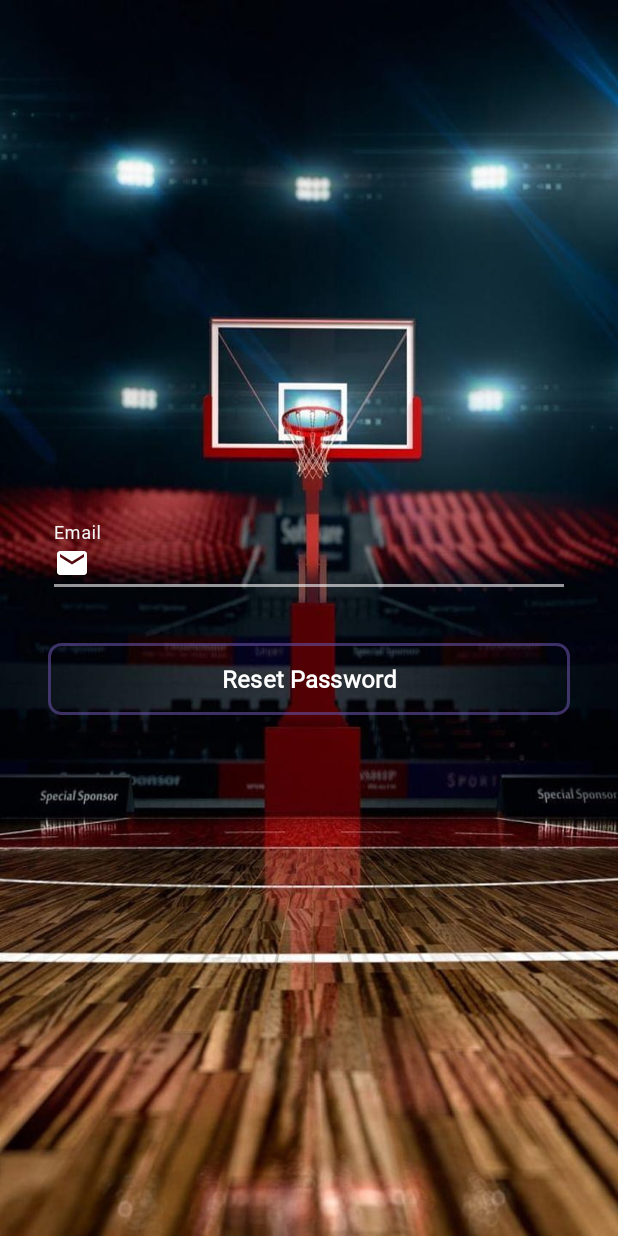
After one commit to KemasMYunus/Acro, an Android app: the LupaPasswordActivity screen opened directly, with no data from a screen before it, on a phone screen of 412 x 824 dp. The commit adds this screen. Run offline under Robolectric (Android 15) with nearby library versions, the phone set to English and light mode, and no system bars; our stand-ins replace Firebase (no records; nobody signed in at launch, a user with empty details on screens opened directly).

Commit message:
Menjalankan fitur lupa password

```diff
--- /dev/null
+++ b/app/src/main/java/com/acropora/acro/Activity/LupaPasswordActivity.kt
@@ -0,0 +1,83 @@
+package com.acropora.acro.Activity
+
+import android.annotation.SuppressLint
+import androidx.appcompat.app.AppCompatActivity
+import android.os.Bundle
+import android.text.Editable
+import android.text.TextWatcher
+import android.util.Patterns
+import android.widget.Button
+import android.widget.Toast
+import com.acropora.acro.R
+import com.google.android.material.textfield.TextInputEditText
+import com.google.android.material.textfield.TextInputLayout
+import com.google.firebase.auth.FirebaseAuth
+
+class LupaPasswordActivity : AppCompatActivity() {
+    private lateinit var tlResetPasswordEmail: TextInputLayout
+    private lateinit var etResetPasswordEmail: TextInputEditText
+    private lateinit var btnResetPassword: Button
+
+    private var auth = FirebaseAuth.getInstance()
+
+    @SuppressLint("MissingInflatedId")
+    override fun onCreate(savedInstanceState: Bundle?) {
+        super.onCreate(savedInstanceState)
+        setContentView(R.layout.activity_lupa_password)
+
+        tlResetPasswordEmail = findViewById(R.id.tlResetPasswordEmail)
+        etResetPasswordEmail = findViewById(R.id.etResetPasswordEmail)
+        btnResetPassword = findViewById(R.id.btnResetPassword)
+
+        etResetPasswordEmail.addTextChangedListener(object : TextWatcher{
+            override fun beforeTextChanged(s: CharSequence?, start: Int, count: Int, after: Int) {}
+
+            override fun onTextChanged(s: CharSequence?, start: Int, before: Int, count: Int) {}
+
+            override fun afterTextChanged(s: Editable) {
+                validateEmail(etResetPasswordEmail, tlResetPasswordEmail)
+            }
+
+        })
+
+        btnResetPassword.setOnClickListener {
+            if (validateEmail(etResetPasswordEmail, tlResetPasswordEmail))
+            {
+                processResetPassword()
+            }
+        }
+    }
+
+    private fun processResetPassword() {
+        val email = etResetPasswordEmail.text.toString().trim()
+
+        auth.sendPasswordResetEmail(email)
+            .addOnSuccessListener {
+                Toast.makeText(this, "Cek email anda", Toast.LENGTH_SHORT).show()
+            }
+            .addOnFailureListener { error ->
+                Toast.makeText(this, error.localizedMessage, Toast.LENGTH_SHORT).show()
+            }
+    }
+
+    private fun validateEmail(etResetPasswordEmail: TextInputEditText, tlResetPasswordEmail: TextInputLayout): Boolean {
+        val email = etResetPasswordEmail.text.toString().trim()
+
+        return when {
+            email.isEmpty() -> {
+                tlResetPasswordEmail.error = "Email wajib diisi"
+                false
+            }
+
+            !Patterns.EMAIL_ADDRESS.matcher(email).matches() -> {
+                tlResetPasswordEmail.error = "Format email tidak sesuai"
+                false
+            }
+
+            else -> {
+                tlResetPasswordEmail.error = null
+                true
+            }
+        }
+    }
+}
--- a/app/src/main/java/com/acropora/acro/Activity/RegisterActivity.kt
+++ b/app/src/main/java/com/acropora/acro/Activity/RegisterActivity.kt
@@ -142,7 +142,7 @@ class RegisterActivity : AppCompatActivity() {
 
                     auth.currentUser?.sendEmailVerification()
                         ?.addOnSuccessListener {
-                            Toast.makeText(this, "Silahkan vreifikasi email terlebih dahulu", Toast.LENGTH_SHORT).show()
+                            Toast.makeText(this, "Silahkan verifikasi email terlebih dahulu", Toast.LENGTH_SHORT).show()
                         }
 
                     val user = task.result.user
--- a/app/src/main/res/layout/activity_login_acivity.xml
+++ b/app/src/main/res/layout/activity_login_acivity.xml
@@ -54,7 +54,8 @@
             android:hint="Password"
             app:endIconMode="password_toggle"
             app:endIconTint="@color/white"
-            android:paddingBottom="10dp">
+            android:paddingBottom="10dp"
+            app:errorIconDrawable="@null">
 
             <com.google.android.material.textfield.TextInputEditText
                 android:id="@+id/etLoginPassword"
@@ -82,11 +83,12 @@
             android:textStyle="bold" />
 
         <TextView
+            android:id="@+id/tvLupaPassword"
             android:layout_width="match_parent"
             android:layout_height="wrap_content"
             android:layout_marginTop="16dp"
             android:fontFamily="@font/calibri"
-            android:text="Forgot Password?"
+            android:text="Lupa Password?"
             android:textColor="@color/white"
             android:textAlignment="center"
             android:textSize="16sp" />
--- /dev/null
+++ b/app/src/main/res/layout/activity_lupa_password.xml
@@ -0,0 +1,61 @@
+<?xml version="1.0" encoding="utf-8"?>
+<androidx.constraintlayout.widget.ConstraintLayout xmlns:android="http://schemas.android.com/apk/res/android"
+    xmlns:app="http://schemas.android.com/apk/res-auto"
+    xmlns:tools="http://schemas.android.com/tools"
+    android:layout_width="match_parent"
+    android:layout_height="match_parent"
+    android:background="@drawable/logregbackground"
+    tools:context=".Activity.LupaPasswordActivity">
+
+    <LinearLayout
+        android:layout_width="match_parent"
+        android:layout_height="wrap_content"
+        android:layout_alignParentBottom="true"
+        android:layout_centerHorizontal="true"
+        android:orientation="vertical"
+        android:paddingLeft="32dp"
+        android:paddingRight="32dp"
+        app:layout_constraintBottom_toBottomOf="parent"
+        app:layout_constraintStart_toStartOf="parent"
+        app:layout_constraintTop_toTopOf="parent"
+        android:gravity="center">
+
+
+        <com.google.android.material.textfield.TextInputLayout
+            android:id="@+id/tlResetPasswordEmail"
+            android:layout_width="match_parent"
+            android:layout_height="wrap_content"
+            android:textColorHint="@color/white"
+            android:theme="@style/EditScreenTextInputLayoutStyle"
+            android:hint="Email"
+            app:errorEnabled="true"
+            android:paddingBottom="10dp">
+
+            <com.google.android.material.textfield.TextInputEditText
+                android:id="@+id/etResetPasswordEmail"
+                android:layout_width="match_parent"
+                android:layout_height="match_parent"
+                android:drawableStart="@drawable/ic_email_white_24dp"
+                android:drawablePadding="16dp"
+                android:fontFamily="@font/calibri"
+                android:inputType="textEmailAddress"
+                android:maxLines="1"
+                android:textSize="16sp"
+                android:textColor="@color/white"/>
+        </com.google.android.material.textfield.TextInputLayout>
+
+        <Button
+            android:id="@+id/btnResetPassword"
+            android:layout_width="match_parent"
+            android:layout_height="wrap_content"
+            android:background="@drawable/buttonshapewhitebg"
+            android:fontFamily="@font/calibri"
+            android:text="Reset Password"
+            android:textAllCaps="false"
+            android:textColor="@color/white"
+            android:textSize="16sp"
+            android:textStyle="bold" />
+
+    </LinearLayout>
+
+</androidx.constraintlayout.widget.ConstraintLayout>
--- a/app/src/main/res/layout/activity_register.xml
+++ b/app/src/main/res/layout/activity_register.xml
@@ -76,7 +76,8 @@
             android:hint="Password"
             android:paddingBottom="10dp"
             app:endIconMode="password_toggle"
-            app:endIconTint="@color/white">
+            app:endIconTint="@color/white"
+            app:errorIconDrawable="@null">
 
             <com.google.android.material.textfield.TextInputEditText
                 android:id="@+id/etPassword"
@@ -101,7 +102,8 @@
             app:errorEnabled="true"
             android:paddingBottom="10dp"
             app:endIconMode="password_toggle"
-            app:endIconTint="@color/white">
+            app:endIconTint="@color/white"
+            app:errorIconDrawable="@null">
 
             <com.google.android.material.textfield.TextInputEditText
                 android:id="@+id/etUlangPassword"
```
Also changed, not shown: app/src/main/AndroidManifest.xml (+13 -9 lines), app/src/main/java/com/acropora/acro/Activity/LoginAcivity.kt (+26 -10 lines), app/src/main/java/com/acropora/acro/Activity/MainActivity.kt (+12 -0 lines), app/src/main/res/drawable-anydpi/ic_profile.xml (added, +11 -0 lines), app/src/main/res/drawable-hdpi/ic_profile.png (added), app/src/main/res/drawable-mdpi/ic_profile.png (added), app/src/main/res/drawable-xhdpi/ic_profile.png (added), app/src/main/res/drawable-xxhdpi/ic_profile.png (added).
